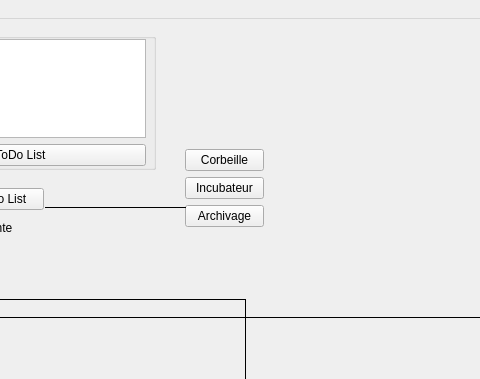
The window that viewQtDesigner/mainView.ui (quintipio/gettingThingsDone) describes before a commit, drawn with Qt 5; both pictures show x 185 to 665 and y 0 to 379 of the 857 by 643 pixel window.
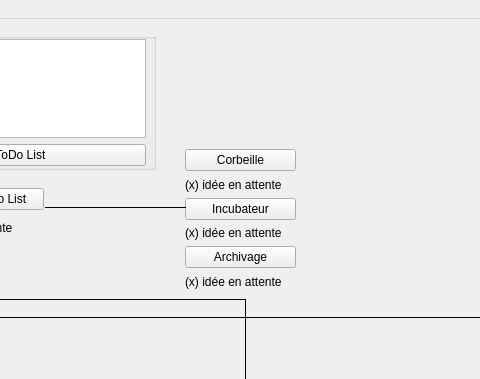
The same window after the commit.

```diff
--- a/viewQtDesigner/mainView.ui
+++ b/viewQtDesigner/mainView.ui
@@ -48,8 +48,8 @@
      <rect>
       <x>370</x>
       <y>130</y>
-      <width>79</width>
-      <height>101</height>
+      <width>111</width>
+      <height>140</height>
      </rect>
     </property>
     <layout class="QVBoxLayout" name="layoutEtatNonAction">
@@ -72,6 +72,13 @@
        </property>
       </widget>
      </item>
+     <item>
+      <widget class="QLabel" name="labelIdeeAttenteCorbeille">
+       <property name="text">
+        <string>(x) idée en attente</string>
+       </property>
+      </widget>
+     </item>
      <item>
       <widget class="QPushButton" name="buttonEnattente">
        <property name="enabled">
@@ -82,6 +89,13 @@
        </property>
       </widget>
      </item>
+     <item>
+      <widget class="QLabel" name="labelIdeeAttenteIncuabateur">
+       <property name="text">
+        <string>(x) idée en attente</string>
+       </property>
+      </widget>
+     </item>
      <item>
       <widget class="QPushButton" name="buttonArchive">
        <property name="text">
@@ -89,6 +103,13 @@
        </property>
       </widget>
      </item>
+     <item>
+      <widget class="QLabel" name="labelIdeeAttenteArchivage">
+       <property name="text">
+        <string>(x) idée en attente</string>
+       </property>
+      </widget>
+     </item>
     </layout>
    </widget>
    <widget class="QWidget" name="verticalLayoutWidget_3">
```
